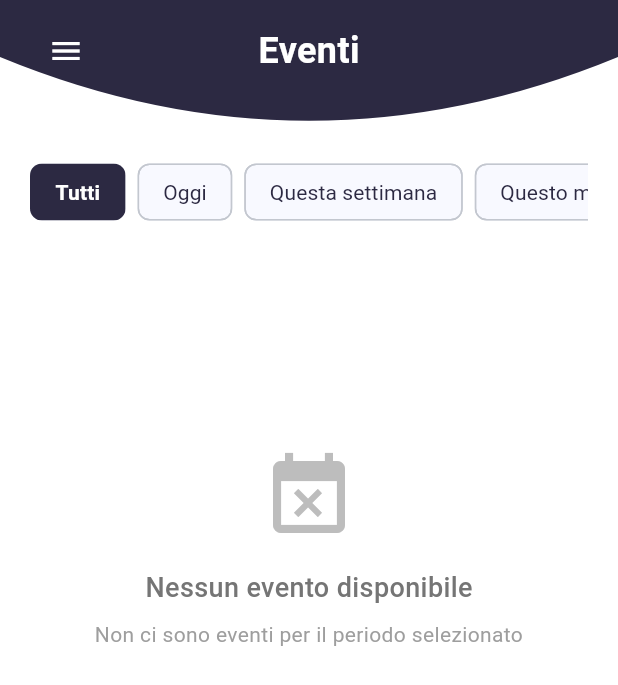
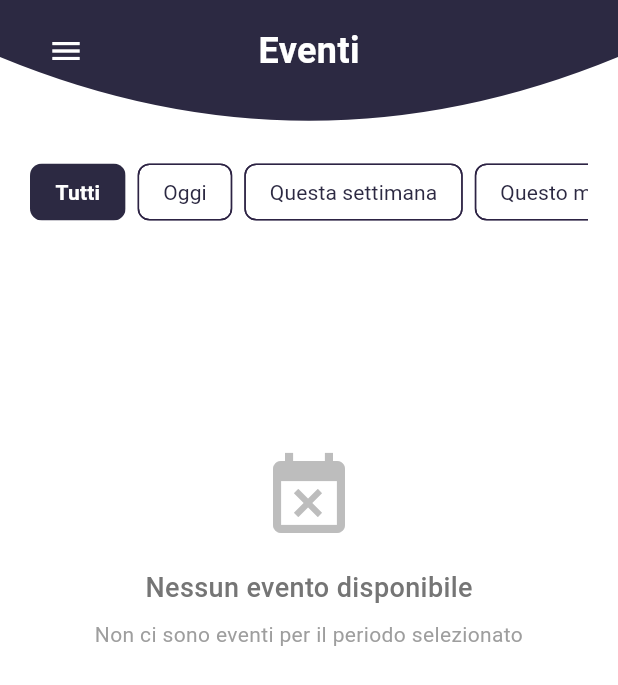
Before and after one commit to Silvano14/CodaDelleMore, a Flutter app: the screen it shows after launch, on a phone screen of 412 x 824 dp. Shown: the top 685 px of the screen. Run offline on Flutter 3.47's test engine with Material 3 defaults, Android fonts, the phone set to English and light mode, and no system bars; our stand-ins replace flutter_dotenv, image_picker, supabase_flutter; accounts and stored records are empty.

Commit message:
Applicato nuovo tema con palette colori Coda delle More
- Aggiornato ColorScheme con colori primari e accento
- Configurato appBarTheme, elevatedButtonTheme, floatingActionButtonTheme
- Impostato scaffoldBackgroundColor e cardTheme
- Cambiato titolo app in "Coda delle More"

Co-Authored-By: Claude Opus 4.5 <noreply@anthropic.com>

```diff
--- a/lib/main.dart
+++ b/lib/main.dart
@@ -3,6 +3,7 @@ import 'package:flutter_dotenv/flutter_dotenv.dart';
 import 'package:supabase_flutter/supabase_flutter.dart';
 import 'package:intl/date_symbol_data_local.dart';
 import 'pages/events_page.dart';
+import 'constants/colors.dart';
 
 Future<void> main() async {
   WidgetsFlutterBinding.ensureInitialized();
@@ -23,10 +24,50 @@ class MyApp extends StatelessWidget {
   @override
   Widget build(BuildContext context) {
     return MaterialApp(
-      title: 'Eventi',
+      title: 'Coda delle More',
+      debugShowCheckedModeBanner: false,
       theme: ThemeData(
-        colorScheme: ColorScheme.fromSeed(seedColor: Colors.blue),
         useMaterial3: true,
+        colorScheme: ColorScheme(
+          brightness: Brightness.light,
+          primary: AppColors.primary,
+          onPrimary: Colors.white,
+          secondary: AppColors.accent,
+          onSecondary: Colors.white,
+          error: AppColors.error,
+          onError: Colors.white,
+          surface: AppColors.surface,
+          onSurface: AppColors.textDark,
+        ),
+        scaffoldBackgroundColor: AppColors.background,
+        appBarTheme: const AppBarTheme(
+          backgroundColor: AppColors.primary,
+          foregroundColor: Colors.white,
+          elevation: 0,
+        ),
+        elevatedButtonTheme: ElevatedButtonThemeData(
+          style: ElevatedButton.styleFrom(
+            backgroundColor: AppColors.primary,
+            foregroundColor: Colors.white,
+            shape: RoundedRectangleBorder(
+              borderRadius: BorderRadius.circular(12),
+            ),
+          ),
+        ),
+        floatingActionButtonTheme: const FloatingActionButtonThemeData(
+          backgroundColor: AppColors.accent,
+          foregroundColor: Colors.white,
+        ),
+        cardTheme: CardThemeData(
+          color: AppColors.surface,
+          elevation: 2,
+          shape: RoundedRectangleBorder(
+            borderRadius: BorderRadius.circular(16),
+          ),
+        ),
+        dividerTheme: const DividerThemeData(
+          color: AppColors.border,
+        ),
       ),
       home: const EventsPage(),
     );
```
